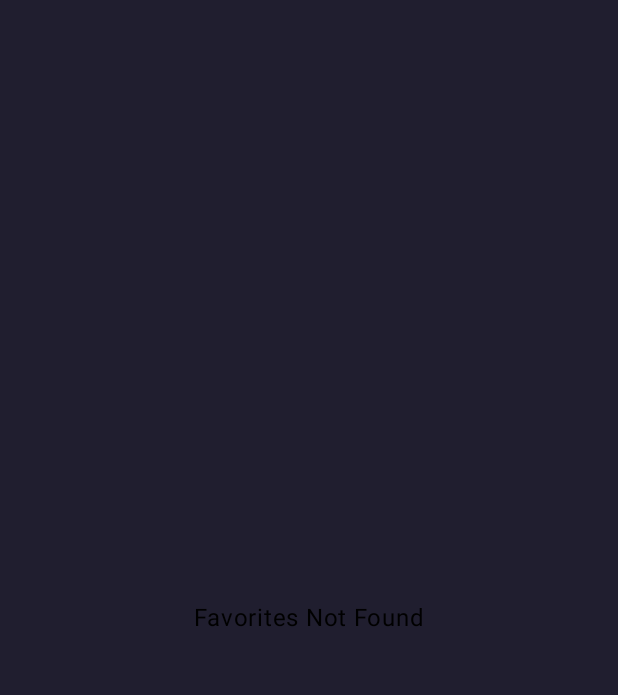
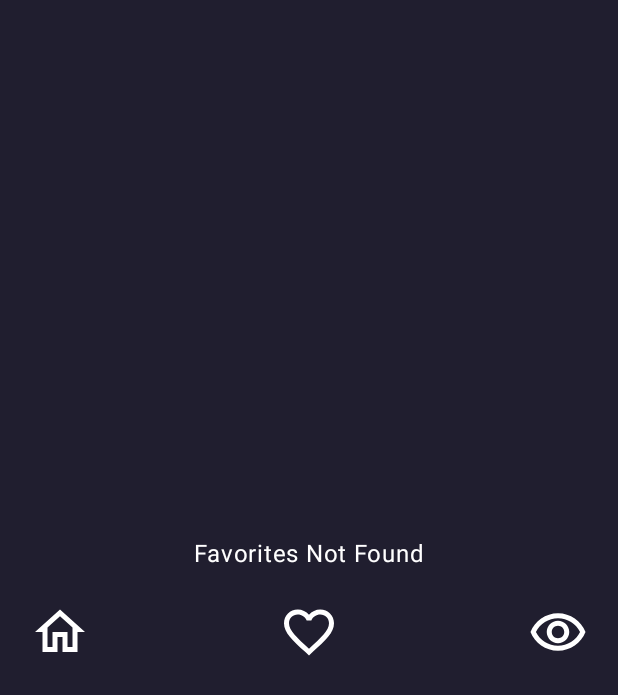
Before and after one commit to Korugan32/TvSeriesApp, an Android app built with Jetpack Compose: the FavoritesScreen screen opened through its navigation route, on a phone screen of 412 x 824 dp. Before the commit the part shown is almost empty. Shown: the top 695 px of the screen. Run offline under Robolectric (Android 15) with nearby library versions, the phone set to English and light mode, and no system bars; our stand-ins replace Room's generated code, livedata-compose.

Commit message:
Update FavoritesScreen

```diff
--- a/app/src/main/java/com/korugan/tvseriesapp/presentation/screens/favorites/FavoritesScreen.kt
+++ b/app/src/main/java/com/korugan/tvseriesapp/presentation/screens/favorites/FavoritesScreen.kt
@@ -18,10 +18,10 @@ import androidx.compose.runtime.getValue
 import androidx.compose.runtime.livedata.observeAsState
 import androidx.compose.ui.Alignment
 import androidx.compose.ui.Modifier
+import androidx.compose.ui.graphics.Color
 import androidx.compose.ui.graphics.vector.DefaultTintColor
 import androidx.navigation.NavHostController
 import com.korugan.tvseriesapp.presentation.components.BottomBar
-import com.korugan.tvseriesapp.presentation.components.Header
 import com.korugan.tvseriesapp.presentation.components.movieCard.MovieCard
 import com.korugan.tvseriesapp.presentation.screens.details.DetailsViewModel
 import com.korugan.tvseriesapp.presentation.screens.details.util.detailsData
@@ -42,7 +42,6 @@ fun FavoritesScreen(navController: NavHostController, detailsViewModel: DetailsV
             Scaffold(
                 Modifier
                     .fillMaxWidth(),
-                topBar = { Header(navController) },
                 bottomBar = { BottomBar(navController) },
                 containerColor = DefaultTintColor,
             ) { innerPadding ->
@@ -51,9 +50,12 @@ fun FavoritesScreen(navController: NavHostController, detailsViewModel: DetailsV
                     modifier = Modifier.padding(innerPadding)
                 ) {
                     items(favoritesList.size) { index ->
-                        // burada bir problem var
+                        /* Burada'ki Sıkıntı DetailsModel'in her farklı id için güncellenmemesi
+                       * Kısaca [21,22] benim id'lerim olsun 21 için internetten veri çektiğinde
+                       * modelin içinde veriler tutuluyor fakat 22 için veri çekme işlemi yapmıyor
+                       * veya yapıp detailsmodel'i yeni id için güncellemiyor.(gelen id'lerde skıntı yok,
+                       * her seferinde farklı bir id geliyor.) */
                         val favoriteId = favoritesList[index].favoritesId
-                        Text(favoriteId)
                         LaunchedEffect(favoriteId) {
                             detailsViewModel.getData(favoriteId)
                         }
@@ -62,7 +64,6 @@ fun FavoritesScreen(navController: NavHostController, detailsViewModel: DetailsV
                         if (result != null) {
                             MovieCard(navController, result)
                         }
-                        Text(favoritesList[index].favoritesId)
                     }
                 }
             }
@@ -72,7 +73,8 @@ fun FavoritesScreen(navController: NavHostController, detailsViewModel: DetailsV
                 verticalArrangement = Arrangement.Center,
                 horizontalAlignment = Alignment.CenterHorizontally
             ) {
-                Text("Favorites Not Found")
+                Text("Favorites Not Found",color = Color.White)
+                BottomBar(navController)
             }
         }
     }
```
